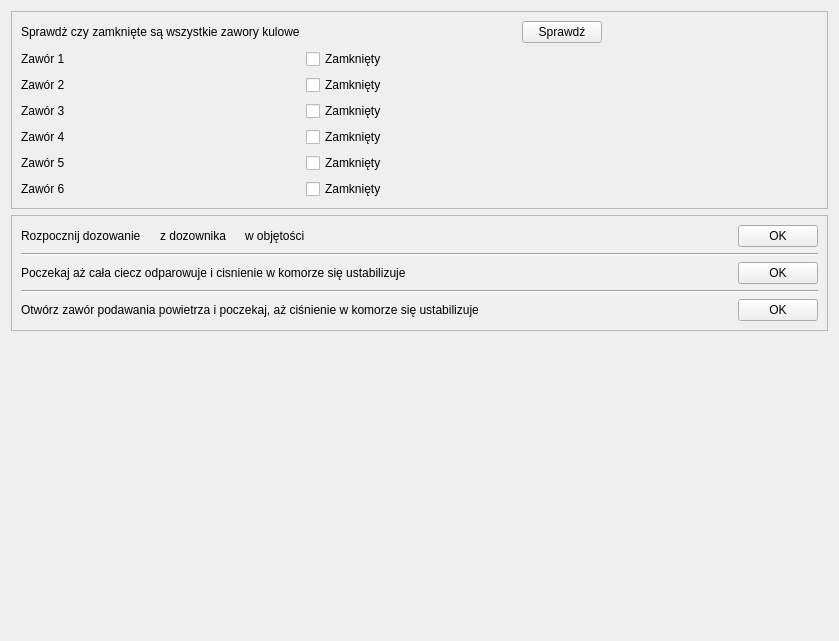
Before: the Qt Designer form nowytest_5.ui in wiacekmarcin/StanowiskoChemiczne, drawn with Qt 5.
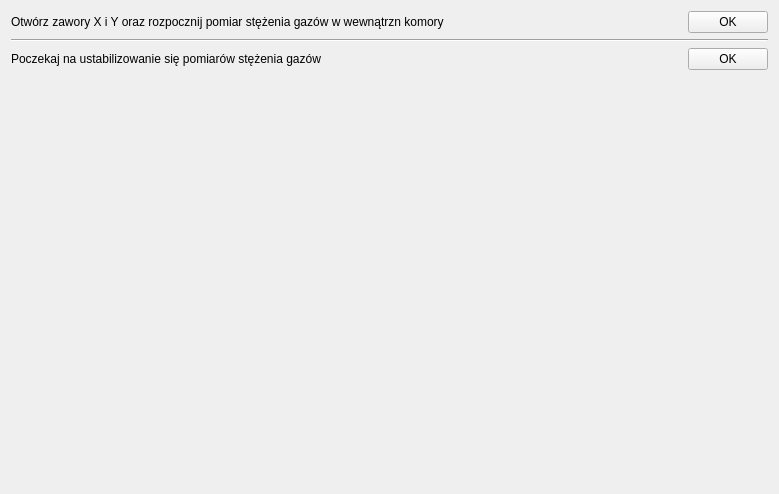
After: the same form once the commit is applied. Custom widgets are drawn as their Qt base class.

Diff of the .ui file:
```diff
--- a/nowytest_5.ui
+++ b/nowytest_5.ui
@@ -1,328 +1,38 @@
 <?xml version="1.0" encoding="UTF-8"?>
 <ui version="4.0">
  <class>NowyTest_5</class>
- <widget class="QWizardPage" name="NowyTest_5">
+ <widget class="TestPage" name="NowyTest_5">
   <property name="geometry">
    <rect>
     <x>0</x>
     <y>0</y>
-    <width>839</width>
-    <height>641</height>
+    <width>779</width>
+    <height>494</height>
    </rect>
   </property>
   <property name="windowTitle">
    <string>WizardPage</string>
   </property>
-  <property name="title">
-   <string>Przygotowanie do testu - krok 2</string>
+  <property name="title" stdset="0">
+   <string>Przygotowanie stanowiska. Krok 3</string>
   </property>
-  <property name="subTitle">
-   <string>Dozowanie cieczy</string>
+  <property name="subTitle" stdset="0">
+   <string>Dalsze prace porządkowe</string>
   </property>
-  <attribute name="pageId">
-   <string notr="true">5</string>
-  </attribute>
-  <layout class="QVBoxLayout" name="verticalLayout">
-   <item>
-    <widget class="QFrame" name="frame">
-     <property name="frameShape">
-      <enum>QFrame::StyledPanel</enum>
-     </property>
-     <property name="frameShadow">
-      <enum>QFrame::Raised</enum>
-     </property>
-     <layout class="QFormLayout" name="formLayout">
-      <item row="0" column="0">
-       <widget class="QLabel" name="lStep1">
-        <property name="text">
-         <string>Sprawdż czy zamknięte są wszystkie zawory kulowe</string>
-        </property>
-       </widget>
-      </item>
-      <item row="0" column="1">
-       <layout class="QHBoxLayout" name="horizontalLayout">
-        <item>
-         <spacer name="horizontalSpacer">
-          <property name="orientation">
-           <enum>Qt::Horizontal</enum>
-          </property>
-          <property name="sizeHint" stdset="0">
-           <size>
-            <width>40</width>
-            <height>20</height>
-           </size>
-          </property>
-         </spacer>
-        </item>
-        <item>
-         <widget class="QPushButton" name="pbStep1">
-          <property name="text">
-           <string>Sprawdź</string>
-          </property>
-         </widget>
-        </item>
-        <item>
-         <spacer name="horizontalSpacer_2">
-          <property name="orientation">
-           <enum>Qt::Horizontal</enum>
-          </property>
-          <property name="sizeHint" stdset="0">
-           <size>
-            <width>40</width>
-            <height>20</height>
-           </size>
-          </property>
-         </spacer>
-        </item>
-       </layout>
-      </item>
-      <item row="1" column="0">
-       <widget class="QLabel" name="lZawor1">
-        <property name="text">
-         <string>Zawór 1</string>
-        </property>
-       </widget>
-      </item>
-      <item row="1" column="1">
-       <layout class="QHBoxLayout" name="horizontalLayout_2">
-        <item>
-         <widget class="QCheckBox" name="cbZawor1">
-          <property name="text">
-           <string>Zamknięty</string>
-          </property>
-         </widget>
-        </item>
-        <item>
-         <spacer name="horizontalSpacer_4">
-          <property name="orientation">
-           <enum>Qt::Horizontal</enum>
-          </property>
-          <property name="sizeHint" stdset="0">
-           <size>
-            <width>40</width>
-            <height>20</height>
-           </size>
-          </property>
-         </spacer>
-        </item>
-       </layout>
-      </item>
-      <item row="2" column="0">
-       <widget class="QLabel" name="lZawor2">
-        <property name="text">
-         <string>Zawór 2</string>
-        </property>
-       </widget>
-      </item>
-      <item row="2" column="1">
-       <layout class="QHBoxLayout" name="horizontalLayout_3">
-        <item>
-         <widget class="QCheckBox" name="cbZawor2">
-          <property name="text">
-           <string>Zamknięty</string>
-          </property>
-         </widget>
-        </item>
-        <item>
-         <spacer name="horizontalSpacer_5">
-          <property name="orientation">
-           <enum>Qt::Horizontal</enum>
-          </property>
-          <property name="sizeHint" stdset="0">
-           <size>
-            <width>40</width>
-            <height>20</height>
-           </size>
-          </property>
-         </spacer>
-        </item>
-       </layout>
-      </item>
-      <item row="3" column="0">
-       <widget class="QLabel" name="lZawor3">
-        <property name="text">
-         <string>Zawór 3</string>
-        </property>
-       </widget>
-      </item>
-      <item row="3" column="1">
-       <layout class="QHBoxLayout" name="horizontalLayout_4">
-        <item>
-         <widget class="QCheckBox" name="cbZawor3">
-          <property name="text">
-           <string>Zamknięty</string>
-          </property>
-         </widget>
-        </item>
-        <item>
-         <spacer name="horizontalSpacer_6">
-          <property name="orientation">
-           <enum>Qt::Horizontal</enum>
-          </property>
-          <property name="sizeHint" stdset="0">
-           <size>
-            <width>40</width>
-            <height>20</height>
-           </size>
-          </property>
-         </spacer>
-        </item>
-       </layout>
-      </item>
-      <item row="4" column="0">
-       <widget class="QLabel" name="lZawor4">
-        <property name="text">
-         <string>Zawór 4</string>
-        </property>
-       </widget>
-      </item>
-      <item row="4" column="1">
-       <layout class="QHBoxLayout" name="horizontalLayout_5">
-        <item>
-         <widget class="QCheckBox" name="cbZawor4">
-          <property name="text">
-           <string>Zamknięty</string>
-          </property>
-         </widget>
-        </item>
-        <item>
-         <spacer name="horizontalSpacer_7">
-          <property name="orientation">
-           <enum>Qt::Horizontal</enum>
-          </property>
-          <property name="sizeHint" stdset="0">
-           <size>
-            <width>40</width>
-            <height>20</height>
-           </size>
-          </property>
-         </spacer>
-        </item>
-       </layout>
-      </item>
-      <item row="5" column="0">
-       <widget class="QLabel" name="lZawor5">
-        <property name="text">
-         <string>Zawór 5</string>
-        </property>
-       </widget>
-      </item>
-      <item row="5" column="1">
-       <layout class="QHBoxLayout" name="horizontalLayout_6">
-        <item>
-         <widget class="QCheckBox" name="cbZawor5">
-          <property name="text">
-           <string>Zamknięty</string>
-          </property>
-         </widget>
-        </item>
-        <item>
-         <spacer name="horizontalSpacer_8">
-          <property name="orientation">
-           <enum>Qt::Horizontal</enum>
-          </property>
-          <property name="sizeHint" stdset="0">
-           <size>
-            <width>40</width>
-            <height>20</height>
-           </size>
-          </property>
-         </spacer>
-        </item>
-       </layout>
-      </item>
-      <item row="6" column="0">
-       <widget class="QLabel" name="label">
-        <property name="text">
-         <string>Zawór 6</string>
-        </property>
-       </widget>
-      </item>
-      <item row="6" column="1">
-       <layout class="QHBoxLayout" name="horizontalLayout_7">
-        <item>
-         <widget class="QCheckBox" name="cbZawor6">
-          <property name="text">
-           <string>Zamknięty</string>
-          </property>
-         </widget>
-        </item>
-        <item>
-         <spacer name="horizontalSpacer_9">
-          <property name="orientation">
-           <enum>Qt::Horizontal</enum>
-          </property>
-          <property name="sizeHint" stdset="0">
-           <size>
-            <width>40</width>
-            <height>20</height>
-           </size>
-          </property>
-         </spacer>
-        </item>
-       </layout>
-      </item>
-     </layout>
-    </widget>
-   </item>
-   <item>
-    <widget class="QFrame" name="frame_2">
-     <property name="frameShape">
-      <enum>QFrame::StyledPanel</enum>
-     </property>
-     <property name="frameShadow">
-      <enum>QFrame::Raised</enum>
+  <property name="buttonName" stdset="0">
+   <string>Dalej</string>
      </property>
      <layout class="QFormLayout" name="formLayout_2">
       <item row="0" column="0">
+    <widget class="QLabel" name="lStep2">
+     <property name="text">
+      <string>Otwórz zawory X i Y oraz rozpocznij pomiar stężenia gazów w wewnątrzn komory</string>
+     </property>
+    </widget>
+   </item>
+   <item row="0" column="1">
        <layout class="QHBoxLayout" name="horizontalLayout_8">
         <item>
-         <widget class="QLabel" name="lstep2a">
-          <property name="text">
-           <string>Rozpocznij dozowanie</string>
-          </property>
-         </widget>
-        </item>
-        <item>
-         <widget class="QLabel" name="lciecz">
-          <property name="text">
-           <string/>
-          </property>
-         </widget>
-        </item>
-        <item>
-         <widget class="QLabel" name="lstep2b">
-          <property name="text">
-           <string>z dozownika</string>
-          </property>
-         </widget>
-        </item>
-        <item>
-         <widget class="QLabel" name="ldozownik">
-          <property name="text">
-           <string/>
-          </property>
-         </widget>
-        </item>
-        <item>
-         <widget class="QLabel" name="lstep2c">
-          <property name="text">
-           <string>w objętości </string>
-          </property>
-         </widget>
-        </item>
-        <item>
-         <widget class="QLabel" name="lobjetosc">
-          <property name="text">
-           <string/>
-          </property>
-         </widget>
-        </item>
-       </layout>
-      </item>
-      <item row="0" column="1">
-       <layout class="QHBoxLayout" name="horizontalLayout_9">
-        <item>
          <spacer name="horizontalSpacer_3">
           <property name="orientation">
            <enum>Qt::Horizontal</enum>
@@ -336,7 +46,7 @@
          </spacer>
         </item>
         <item>
-         <widget class="QPushButton" name="pbStep2OK">
+      <widget class="QPushButton" name="pbStep2">
           <property name="text">
            <string>OK</string>
           </property>
@@ -346,10 +56,16 @@
       </item>
       <item row="1" column="0" colspan="2">
        <widget class="Line" name="line">
+     <property name="sizePolicy">
+      <sizepolicy hsizetype="Preferred" vsizetype="Fixed">
+       <horstretch>0</horstretch>
+       <verstretch>0</verstretch>
+      </sizepolicy>
+     </property>
         <property name="minimumSize">
          <size>
           <width>15</width>
-          <height>2</height>
+       <height>0</height>
          </size>
         </property>
         <property name="orientation">
@@ -360,12 +76,12 @@
       <item row="2" column="0">
        <widget class="QLabel" name="lStep3">
         <property name="text">
-         <string>Poczekaj aż cała ciecz odparowuje i cisnienie w komorze się ustabilizuje</string>
+      <string>Poczekaj na ustabilizowanie się pomiarów stężenia gazów</string>
         </property>
        </widget>
       </item>
       <item row="2" column="1">
-       <layout class="QHBoxLayout" name="horizontalLayout_10">
+    <layout class="QHBoxLayout" name="horizontalLayout_9">
         <item>
          <spacer name="horizontalSpacer_10">
           <property name="orientation">
@@ -380,7 +96,7 @@
          </spacer>
         </item>
         <item>
-         <widget class="QPushButton" name="pbStep3OK">
+      <widget class="QPushButton" name="pbStep3">
           <property name="text">
            <string>OK</string>
           </property>
@@ -388,68 +104,16 @@
         </item>
        </layout>
       </item>
-      <item row="11" column="0">
-       <widget class="QLabel" name="lStep4">
-        <property name="text">
-         <string>Otwórz zawór podawania powietrza i poczekaj, aż ciśnienie w komorze się ustabilizuje</string>
-        </property>
-       </widget>
-      </item>
-      <item row="11" column="1">
-       <layout class="QHBoxLayout" name="horizontalLayout_11">
-        <item>
-         <spacer name="horizontalSpacer_11">
-          <property name="orientation">
-           <enum>Qt::Horizontal</enum>
-          </property>
-          <property name="sizeHint" stdset="0">
-           <size>
-            <width>40</width>
-            <height>20</height>
-           </size>
-          </property>
-         </spacer>
-        </item>
-        <item>
-         <widget class="QPushButton" name="pbStep4OK">
-          <property name="text">
-           <string>OK</string>
-          </property>
-         </widget>
-        </item>
-       </layout>
-      </item>
-      <item row="9" column="0" colspan="2">
-       <widget class="Line" name="line_2">
-        <property name="minimumSize">
-         <size>
-          <width>15</width>
-          <height>2</height>
-         </size>
-        </property>
-        <property name="orientation">
-         <enum>Qt::Horizontal</enum>
-        </property>
-       </widget>
-      </item>
-     </layout>
-    </widget>
-   </item>
-   <item>
-    <spacer name="verticalSpacer">
-     <property name="orientation">
-      <enum>Qt::Vertical</enum>
-     </property>
-     <property name="sizeHint" stdset="0">
-      <size>
-       <width>20</width>
-       <height>40</height>
-      </size>
-     </property>
-    </spacer>
-   </item>
-  </layout>
- </widget>
+  </layout>
+ </widget>
+ <customwidgets>
+  <customwidget>
+   <class>TestPage</class>
+   <extends>QWidget</extends>
+   <header>testpage.h</header>
+   <container>1</container>
+  </customwidget>
+ </customwidgets>
  <resources/>
  <connections/>
 </ui>
```
Lines whose indentation alone changed are shown as unchanged.
